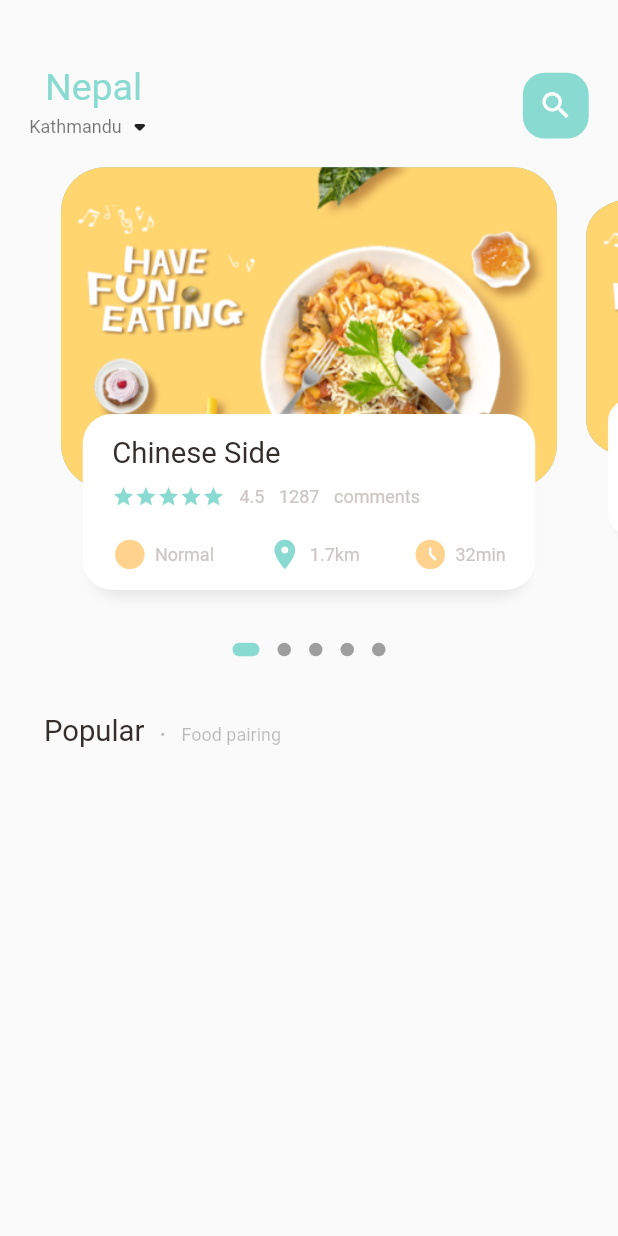
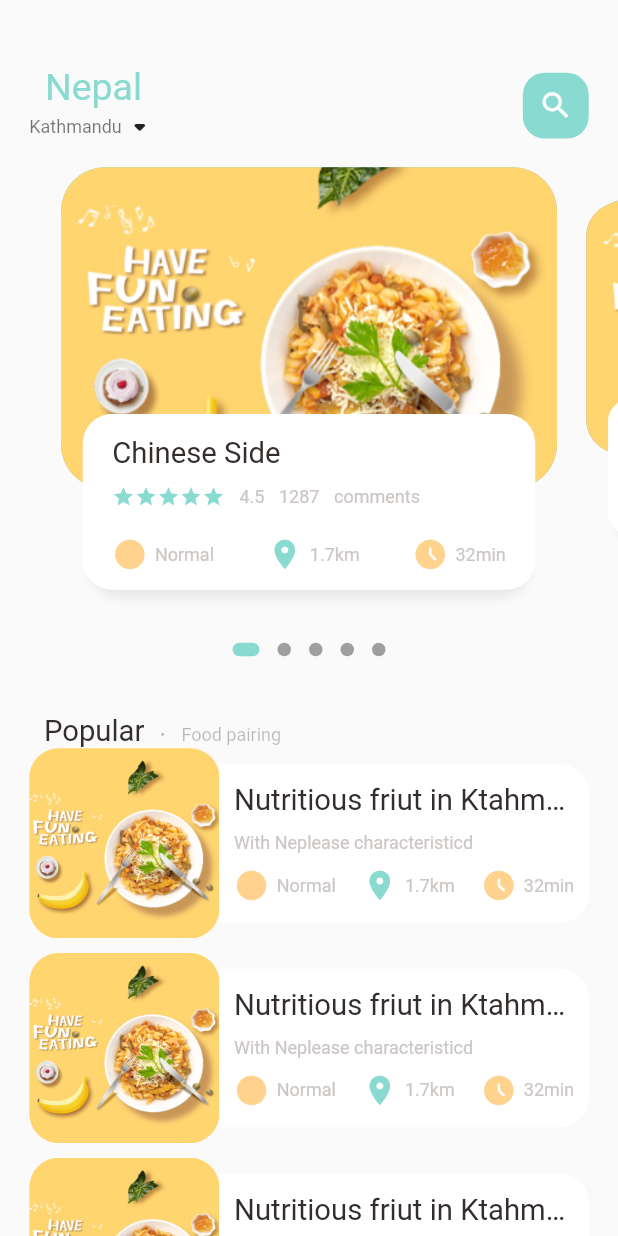
Before and after one commit to santoshacharya07/food-delivery-app, a Flutter app: the screen it shows after launch, on a phone screen of 412 x 824 dp. Run offline on Flutter 3.47's test engine with Material 2 defaults, Android fonts, the phone set to English and light mode, and no system bars; drawn by our look-alikes of dots_indicator; our stand-ins replace get.

Commit message:
home page UI completed

```diff
--- a/lib/home/food_page_body.dart
+++ b/lib/home/food_page_body.dart
@@ -1,8 +1,6 @@
 import 'package:dots_indicator/dots_indicator.dart';
 import 'package:flutter/material.dart';
-import 'package:flutter/src/foundation/key.dart';
-import 'package:flutter/src/widgets/framework.dart';
-import 'package:flutter/src/widgets/placeholder.dart';
+
 import 'package:food_delivery/utils/colors.dart';
 import 'package:food_delivery/widgets/big_text.dart';
 import 'package:food_delivery/widgets/icon_and_text.dart';
@@ -20,8 +18,8 @@ class FoodPageBody extends StatefulWidget {
 class _FoodPageBodyState extends State<FoodPageBody> {
   PageController pageController = PageController(viewportFraction: .85);
   var _currPageValue = 0.0;
-  double _scaleFactor = 0.8;
-  double _height = Dimensions.pageViewContainer;
+  final double _scaleFactor = 0.8;
+  final double _height = Dimensions.pageViewContainer;
   @override
   void initState() {
     super.initState();
@@ -35,6 +33,7 @@ class _FoodPageBodyState extends State<FoodPageBody> {
 
   @override
   void dispose() {
+    super.dispose();
     pageController.dispose();
   }
 
@@ -43,7 +42,7 @@ class _FoodPageBodyState extends State<FoodPageBody> {
     return Column(
       children: [
         //Slider section
-        Container(
+        SizedBox(
           height: Dimensions.pageView,
           child: PageView.builder(
             controller: pageController,
@@ -98,6 +97,92 @@ class _FoodPageBodyState extends State<FoodPageBody> {
             ],
           ),
         ),
+
+        //list of food and images
+        ListView.builder(
+            physics: const NeverScrollableScrollPhysics(),
+            shrinkWrap: true,
+            itemCount: 10,
+            itemBuilder: (context, index) {
+              return Container(
+                margin: EdgeInsets.only(
+                    left: Dimensions.width20,
+                    right: Dimensions.width20,
+                    bottom: Dimensions.height10),
+                child: Row(children: [
+                  // image section
+
+                  Container(
+                    width: Dimensions.listViewImgSize,
+                    height: Dimensions.listViewImgSize,
+                    decoration: BoxDecoration(
+                      borderRadius: BorderRadius.circular(
+                        Dimensions.radius20,
+                      ),
+                      color: Colors.white38,
+                      image: DecorationImage(
+                        fit: BoxFit.cover,
+                        image: AssetImage("assets/image/food0.png"),
+                      ),
+                    ),
+                  ),
+                  //text container
+                  Expanded(
+                    child: Container(
+                      height: Dimensions.listViewTextContSize,
+                      decoration: BoxDecoration(
+                          borderRadius: BorderRadius.only(
+                              topRight: Radius.circular(
+                                Dimensions.radius20,
+                              ),
+                              bottomRight:
+                                  Radius.circular(Dimensions.radius20)),
+                          color: Colors.white),
+                      child: Padding(
+                        padding: EdgeInsets.only(
+                            left: Dimensions.width10,
+                            right: Dimensions.width10),
+                        child: Column(
+                          crossAxisAlignment: CrossAxisAlignment.start,
+                          mainAxisAlignment: MainAxisAlignment.center,
+                          children: [
+                            BigText(
+                                text: "Nutritious friut in Ktahmandu Nepal"),
+                            SizedBox(
+                              height: Dimensions.height10,
+                            ),
+                            SmallText(text: "With Neplease characteristicd"),
+                            SizedBox(
+                              height: Dimensions.height10,
+                            ),
+                            Row(
+                              mainAxisAlignment: MainAxisAlignment.spaceBetween,
+                              children: const [
+                                IconAndTextWidget(
+                                  icon: Icons.circle_sharp,
+                                  text: "Normal",
+                                  iconColor: AppColors.iconColor1,
+                                ),
+                                IconAndTextWidget(
+                                  icon: Icons.location_on,
+                                  text: "1.7km",
+                                  iconColor: AppColors.mainColor,
+                                ),
+                                IconAndTextWidget(
+                                  icon: Icons.access_time_filled_rounded,
+                                  text: "32min",
+                                  iconColor: AppColors.iconColor1,
+                                )
+                              ],
+                            ),
+                          ],
+                        ),
+                      ),
+                    ),
+                  )
+                ]),
+              );
+            }),
       ],
     );
   }
@@ -138,11 +223,11 @@ class _FoodPageBodyState extends State<FoodPageBody> {
             decoration: BoxDecoration(
               borderRadius: BorderRadius.circular(Dimensions.radius30),
               color: index.isEven
-                  ? Color(
+                  ? const Color(
                       0xFF69c5DF,
                     )
-                  : Color(0xff9294cc),
-              image: DecorationImage(
+                  : const Color(0xff9294cc),
+              image: const DecorationImage(
                 fit: BoxFit.cover,
                 image: AssetImage("assets/image/food0.png"),
               ),
@@ -159,7 +244,7 @@ class _FoodPageBodyState extends State<FoodPageBody> {
               decoration: BoxDecoration(
                   borderRadius: BorderRadius.circular(Dimensions.radius20),
                   color: Colors.white,
-                  boxShadow: [
+                  boxShadow: const [
                     BoxShadow(
                       color: Color(0xffe8e8e8),
                       blurRadius: 5.0,
@@ -177,7 +262,7 @@ class _FoodPageBodyState extends State<FoodPageBody> {
                   crossAxisAlignment: CrossAxisAlignment.start,
                   children: [
                     BigText(text: "Chinese Side"),
-                    SizedBox(
+                    const SizedBox(
                       height: 10,
                     ),
                     Row(
@@ -185,7 +270,7 @@ class _FoodPageBodyState extends State<FoodPageBody> {
                         Wrap(
                           children: List.generate(
                             5,
-                            (index) => Icon(
+                            (index) => const Icon(
                               Icons.star,
                               color: AppColors.mainColor,
                               size: 15,
@@ -211,7 +296,7 @@ class _FoodPageBodyState extends State<FoodPageBody> {
                     ),
                     Row(
                       mainAxisAlignment: MainAxisAlignment.spaceBetween,
-                      children: [
+                      children: const [
                         IconAndTextWidget(
                           icon: Icons.circle_sharp,
                           text: "Normal",
@@ -228,7 +313,7 @@ class _FoodPageBodyState extends State<FoodPageBody> {
                           iconColor: AppColors.iconColor1,
                         )
                       ],
-                    )
+                    ),
                   ],
                 ),
               ),
--- a/lib/home/main_food_page.dart
+++ b/lib/home/main_food_page.dart
@@ -1,7 +1,4 @@
 import 'package:flutter/material.dart';
-import 'package:flutter/src/foundation/key.dart';
-import 'package:flutter/src/widgets/framework.dart';
-import 'package:flutter/src/widgets/placeholder.dart';
 import 'package:food_delivery/home/food_page_body.dart';
 import 'package:food_delivery/utils/dimensions.dart';
 import 'package:food_delivery/widgets/big_text.dart';
@@ -19,7 +16,7 @@ class MainFoodPage extends StatefulWidget {
 class _MainFoodPageState extends State<MainFoodPage> {
   @override
   Widget build(BuildContext context) {
-    print("current height is " + MediaQuery.of(context).size.height.toString());
+    //("current height is " + MediaQuery.of(context).size.height.toString());
     return Scaffold(
         body: Column(
       children: [
@@ -46,7 +43,7 @@ class _MainFoodPageState extends State<MainFoodPage> {
                           text: "Kathmandu",
                           color: Colors.black54,
                         ),
-                        Icon(Icons.arrow_drop_down_rounded),
+                        const Icon(Icons.arrow_drop_down_rounded),
                       ],
                     )
                   ],
@@ -71,7 +68,10 @@ class _MainFoodPageState extends State<MainFoodPage> {
           ),
         ),
         //showing the body
-        FoodPageBody(),
+        Expanded(
+            child: SingleChildScrollView(
+          child: FoodPageBody(),
+        ))
       ],
     ));
   }
--- a/lib/main.dart
+++ b/lib/main.dart
@@ -18,7 +18,7 @@ class MyApp extends StatelessWidget {
       theme: ThemeData(
         primarySwatch: Colors.blue,
       ),
-      home: MainFoodPage(),
+      home: const MainFoodPage(),
     );
   }
 }
--- a/lib/utils/colors.dart
+++ b/lib/utils/colors.dart
@@ -1,17 +1,17 @@
 import 'dart:ui';
 
 class AppColors{
-  static final Color textColor = const Color(0xFFccc7c5);
-  static final Color mainColor = const Color(0xFF89dad0);
+  static const Color textColor = Color(0xFFccc7c5);
+  static const Color mainColor = Color(0xFF89dad0);
   //static final Color mainColor = const Color(0xFFfa7552);
-  static final Color iconColor1 = const Color(0xFFffd28d);
-  static final Color iconColor2 = const Color(0xFFfcab88);
-  static final Color paraColor = const Color(0xFF8f837f);
-  static final Color buttonBackgroundColor= const Color(0xFFf7f6f4);
-  static final Color signColor = const Color(0xFFa9a29f);
-  static final Color titleColor = const Color(0xFF5c524f);
-  static final Color mainBlackColor = const Color(0xFF332d2b);
+  static const Color iconColor1 = Color(0xFFffd28d);
+  static const Color iconColor2 = Color(0xFFfcab88);
+  static const Color paraColor = Color(0xFF8f837f);
+  static const Color buttonBackgroundColor= Color(0xFFf7f6f4);
+  static const Color signColor = Color(0xFFa9a29f);
+  static const Color titleColor = Color(0xFF5c524f);
+  static const Color mainBlackColor = Color(0xFF332d2b);
   //static final Color yellowColor = const Color(0xFFfa7552);
-  static final Color yellowColor = const Color(0xFFffd379);
+  static const Color yellowColor = Color(0xFFffd379);
 
 }
--- a/lib/utils/dimensions.dart
+++ b/lib/utils/dimensions.dart
@@ -26,4 +26,7 @@ class Dimensions {
 
   // icon size
   static double iconSize24 = screenHeight / 35.17;
+  //list view size
+  static double listViewImgSize = screenWidth / 3.25;
+  static double listViewTextContSize = screenWidth / 3.9;
 }
--- a/lib/widgets/icon_and_text.dart
+++ b/lib/widgets/icon_and_text.dart
@@ -1,7 +1,6 @@
 import 'package:flutter/material.dart';
 import 'package:food_delivery/utils/dimensions.dart';
 import 'package:food_delivery/widgets/small_text.dart';
-import 'package:get/get_connect/http/src/utils/utils.dart';
 
 class IconAndTextWidget extends StatelessWidget {
   final IconData icon;
@@ -25,7 +24,7 @@ class IconAndTextWidget extends StatelessWidget {
           color: iconColor,
           size: Dimensions.iconSize24,
         ),
-        SizedBox(
+        const SizedBox(
           width: 5,
         ),
         SmallText(
--- a/lib/widgets/small_text.dart
+++ b/lib/widgets/small_text.dart
@@ -1,3 +1,5 @@
+// ignore_for_file: must_be_immutable
+
 import 'package:flutter/material.dart';
 
 class SmallText extends StatelessWidget {
```
Also changed, not shown: lib/widgets/big_text.dart (+2 -5 lines), 1 other file.
